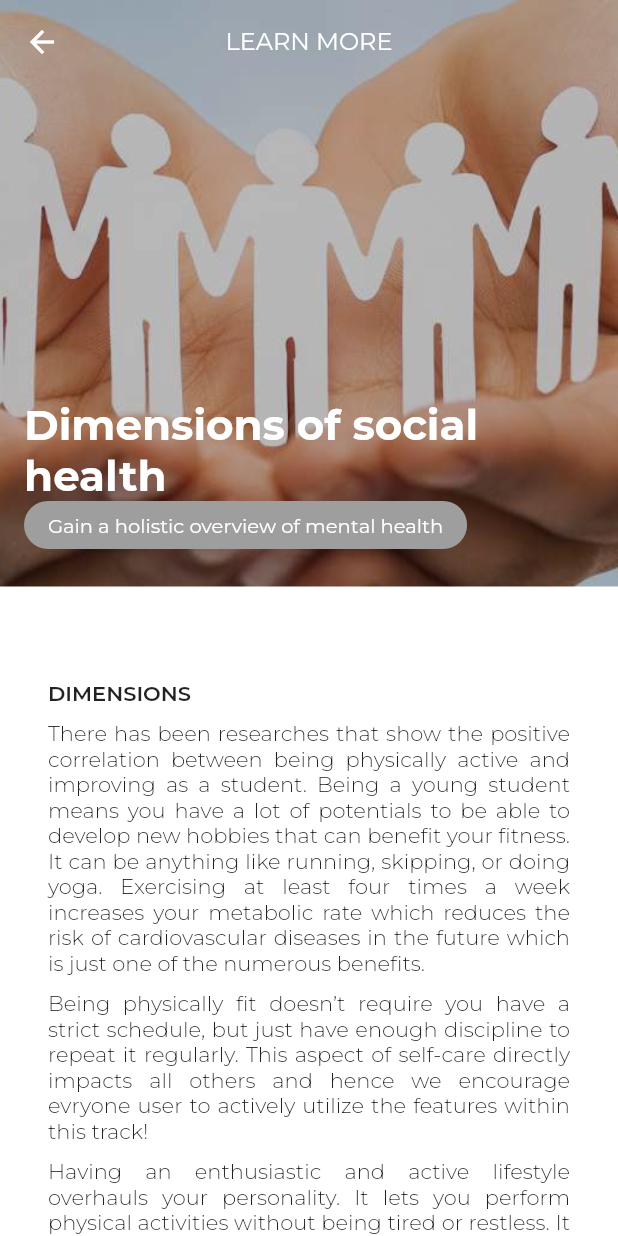
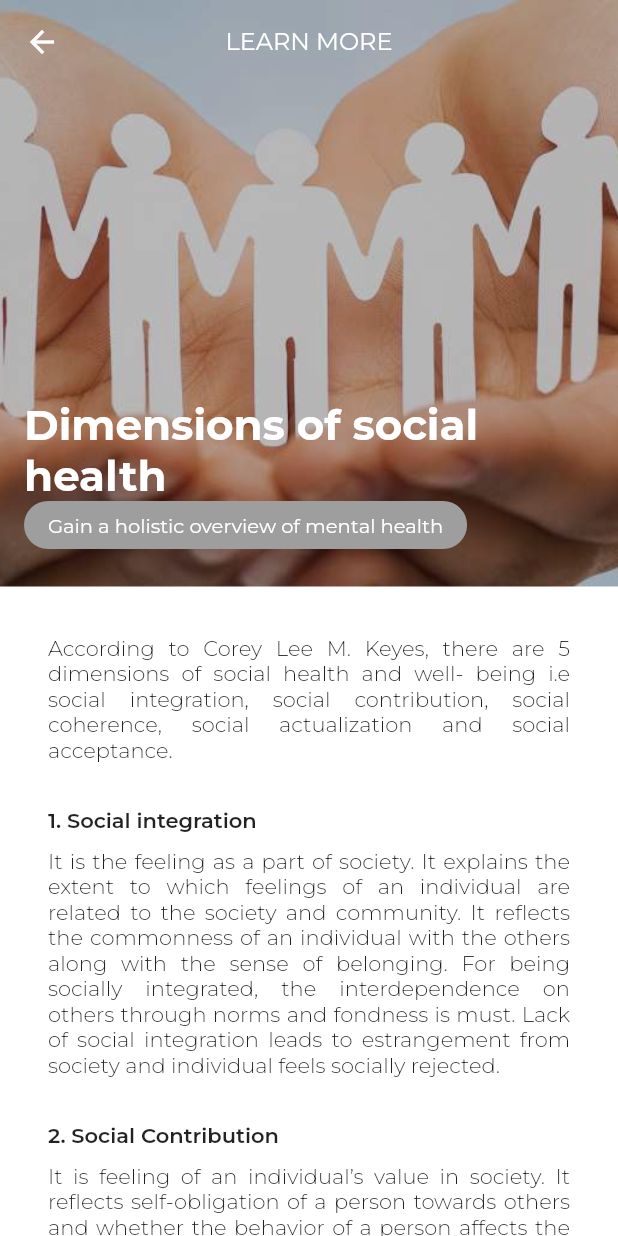
Before and after one commit to SIH-Team-Epione/Flutter-app-Epione, a Flutter app: the FurtherReadSocialScreen screen opened directly with empty values, on a phone screen of 412 x 824 dp. Run offline on Flutter 3.47's test engine with Material 2 defaults, Android fonts, the phone set to English and light mode, and no system bars; our stand-ins replace firebase_auth, firebase_core, flutter_staggered_animations, flutter_svg, font_awesome_flutter, get and 5 more; missing offline and left inert: dialogflow_grpc, flutter_email_sender, maps_launcher, sound_stream; accounts and stored records are empty; project files that could hold a hidden picture were left out.

Commit message:
Dimensions of social health added.

```diff
--- a/lib/screens/learn_more/further_read_social_page.dart
+++ b/lib/screens/learn_more/further_read_social_page.dart
@@ -102,33 +102,75 @@ class _FurtherReadSocialScreenState extends State<FurtherReadSocialScreen> {
 
 //index == 0 means diagnosis and treatment
 List<Widget> list0 = [
+  Text(
+    "According to Corey Lee M. Keyes, there are 5 dimensions of social health and well- being i.e social integration, social contribution, social coherence, social actualization and social acceptance.",
+    textAlign: TextAlign.justify, style: TextStyle(
+      fontWeight: FontWeight.w300,
+      fontSize: 14.0
+  ),),
   const SizedBox(height: 30.0),
-  Text("Dimensions".toUpperCase(), style: TextStyle(
+  Text("1. Social integration", style: TextStyle(
       fontWeight: FontWeight.w600,
       fontSize: 14.0
   ),),
   const SizedBox(height: 10.0),
   Text(
-    "There has been researches that show the positive correlation between being physically active and improving as a student. Being a young student means you have a lot of potentials to be able to develop new hobbies that can benefit your fitness. It can be anything like running, skipping, or doing yoga. Exercising at least four times a week increases your metabolic rate which reduces the risk of cardiovascular diseases in the future which is just one of the numerous benefits.",
+    "It is the feeling as a part of society. It explains the extent to which feelings of an individual are related to the society and community. It reflects the commonness of an individual with the others along with the sense of belonging. For being socially integrated, the interdependence on others through norms and fondness is must. Lack of social integration leads to estrangement from society and individual feels socially rejected.",
     textAlign: TextAlign.justify, style: TextStyle(
       fontWeight: FontWeight.w300,
       fontSize: 14.0
   ),),
+  const SizedBox(height: 30.0),
+  Text("2. Social Contribution", style: TextStyle(
+      fontWeight: FontWeight.w600,
+      fontSize: 14.0
+  ),),
   const SizedBox(height: 10.0),
   Text(
-    "Being physically fit doesn’t require you have a strict schedule, but just have enough discipline to repeat it regularly. This aspect of self-care directly impacts all others and hence we encourage evryone user to actively utilize the features within this track!",
+    "It is feeling of an individual’s value in society. It reflects self-obligation of a person towards others and whether the behavior of a person affects the society as a whole. To contribute socially, an individual must feel responsible to give something valuable to the world. If not able to do so then an individual may feel alienated from the society. As per Erikson, midlife is the period adults can contribute most to the society and shape the coming generation into productive members of society.",
     textAlign: TextAlign.justify, style: TextStyle(
       fontWeight: FontWeight.w300,
       fontSize: 14.0
   ),),
+  const SizedBox(height: 30.0),
+  Text("3. Social coherence", style: TextStyle(
+      fontWeight: FontWeight.w600,
+      fontSize: 14.0
+  ),),
   const SizedBox(height: 10.0),
   Text(
-    "Having an enthusiastic and active lifestyle overhauls your personality. It lets you perform physical activities without being tired or restless. It also ensures that you are mentally fit and stress-free. So here is your cue to embark on your fitness journey while starting your journey with Epione",
+    "It is a state where an individual or a group interact with each other. Interaction among people give rise to new ideas and ability to maintain coherence when faced with undesired and stressful life events.",
     textAlign: TextAlign.justify, style: TextStyle(
       fontWeight: FontWeight.w300,
       fontSize: 14.0
   ),),
-  const SizedBox(height: 20.0),
+  const SizedBox(height: 30.0),
+  Text("4. Social actualization", style: TextStyle(
+      fontWeight: FontWeight.w600,
+      fontSize: 14.0
+  ),),
+  const SizedBox(height: 10.0),
+  Text(
+    "It is positive comfort level with others. There is openness to ideas, efforts and experiences to grow continually. People who can envision this potential in themselves are socially healthy. They realize that they have the ability to make society better and healthier and in turn, they will be the beneficiaries of the social growth.",
+    textAlign: TextAlign.justify, style: TextStyle(
+      fontWeight: FontWeight.w300,
+      fontSize: 14.0
+  ),),
+  const SizedBox(height: 30.0),
+  Text("5. Social acceptance", style: TextStyle(
+      fontWeight: FontWeight.w600,
+      fontSize: 14.0
+  ),),
+  const SizedBox(height: 10.0),
+  Text(
+    "It is the ability of a person to accept the good and tolerate the bad in society. In order to fit in the community, an individual might behave like others around him/her. People exhibit this behavior to feel comfortable in society. An individual with good understanding of self and who accepts both good and bad in self is known to have a good social and mental health. Thus, it can be said that the self-acceptance is necessary for social acceptance of others.",
+    textAlign: TextAlign.justify, style: TextStyle(
+      fontWeight: FontWeight.w300,
+      fontSize: 14.0
+  ),),
+  const SizedBox(height: 30.0),
+
+
 ];
 
 //index == 1 means relevance for students
@@ -223,127 +265,3 @@ List<Widget> list3 = [
   ),),
   const SizedBox(height: 20.0),
 ];
-
-//index == 4 suicide prevention
-List<Widget> list4 = [
-  const SizedBox(height: 30.0),
-  Text("Why is it important for students?".toUpperCase(), style: TextStyle(
-      fontWeight: FontWeight.w600,
-      fontSize: 14.0
-  ),),
-  const SizedBox(height: 10.0),
-  Text(
-    "There has been researches that show the positive correlation between being physically active and improving as a student. Being a young student means you have a lot of potentials to be able to develop new hobbies that can benefit your fitness. It can be anything like running, skipping, or doing yoga. Exercising at least four times a week increases your metabolic rate which reduces the risk of cardiovascular diseases in the future which is just one of the numerous benefits.",
-    textAlign: TextAlign.justify, style: TextStyle(
-      fontWeight: FontWeight.w300,
-      fontSize: 14.0
-  ),),
-  const SizedBox(height: 10.0),
-  Text(
-    "Being physically fit doesn’t require you have a strict schedule, but just have enough discipline to repeat it regularly. This aspect of self-care directly impacts all others and hence we encourage evryone user to actively utilize the features within this track!",
-    textAlign: TextAlign.justify, style: TextStyle(
-      fontWeight: FontWeight.w300,
-      fontSize: 14.0
-  ),),
-  const SizedBox(height: 10.0),
-  Text(
-    "Having an enthusiastic and active lifestyle overhauls your personality. It lets you perform physical activities without being tired or restless. It also ensures that you are mentally fit and stress-free. So here is your cue to embark on your fitness journey while starting your journey with Epione",
-    textAlign: TextAlign.justify, style: TextStyle(
-      fontWeight: FontWeight.w300,
-      fontSize: 14.0
-  ),),
-  const SizedBox(height: 20.0),
-];
-
-//index == 5 types
-List<Widget> list5 = [
-  const SizedBox(height: 30.0),
-  Text("Why is it important for students?".toUpperCase(), style: TextStyle(
-      fontWeight: FontWeight.w600,
-      fontSize: 14.0
-  ),),
-  const SizedBox(height: 10.0),
-  Text(
-    "There has been researches that show the positive correlation between being physically active and improving as a student. Being a young student means you have a lot of potentials to be able to develop new hobbies that can benefit your fitness. It can be anything like running, skipping, or doing yoga. Exercising at least four times a week increases your metabolic rate which reduces the risk of cardiovascular diseases in the future which is just one of the numerous benefits.",
-    textAlign: TextAlign.justify, style: TextStyle(
-      fontWeight: FontWeight.w300,
-      fontSize: 14.0
-  ),),
-  const SizedBox(height: 10.0),
-  Text(
-    "Being physically fit doesn’t require you have a strict schedule, but just have enough discipline to repeat it regularly. This aspect of self-care directly impacts all others and hence we encourage evryone user to actively utilize the features within this track!",
-    textAlign: TextAlign.justify, style: TextStyle(
-      fontWeight: FontWeight.w300,
-      fontSize: 14.0
-  ),),
-  const SizedBox(height: 10.0),
-  Text(
-    "Having an enthusiastic and active lifestyle overhauls your personality. It lets you perform physical activities without being tired or restless. It also ensures that you are mentally fit and stress-free. So here is your cue to embark on your fitness journey while starting your journey with Epione",
-    textAlign: TextAlign.justify, style: TextStyle(
-      fontWeight: FontWeight.w300,
-      fontSize: 14.0
-  ),),
-  const SizedBox(height: 20.0),
-];
-
-//index == 6 meditation
-List<Widget> list6 = [
-  const SizedBox(height: 30.0),
-  Text("Why is it important for students?".toUpperCase(), style: TextStyle(
-      fontWeight: FontWeight.w600,
-      fontSize: 14.0
-  ),),
-  const SizedBox(height: 10.0),
-  Text(
-    "There has been researches that show the positive correlation between being physically active and improving as a student. Being a young student means you have a lot of potentials to be able to develop new hobbies that can benefit your fitness. It can be anything like running, skipping, or doing yoga. Exercising at least four times a week increases your metabolic rate which reduces the risk of cardiovascular diseases in the future which is just one of the numerous benefits.",
-    textAlign: TextAlign.justify, style: TextStyle(
-      fontWeight: FontWeight.w300,
-      fontSize: 14.0
-  ),),
-  const SizedBox(height: 10.0),
-  Text(
-    "Being physically fit doesn’t require you have a strict schedule, but just have enough discipline to repeat it regularly. This aspect of self-care directly impacts all others and hence we encourage evryone user to actively utilize the features within this track!",
-    textAlign: TextAlign.justify, style: TextStyle(
-      fontWeight: FontWeight.w300,
-      fontSize: 14.0
-  ),),
-  const SizedBox(height: 10.0),
-  Text(
-    "Having an enthusiastic and active lifestyle overhauls your personality. It lets you perform physical activities without being tired or restless. It also ensures that you are mentally fit and stress-free. So here is your cue to embark on your fitness journey while starting your journey with Epione",
-    textAlign: TextAlign.justify, style: TextStyle(
-      fontWeight: FontWeight.w300,
-      fontSize: 14.0
-  ),),
-  const SizedBox(height: 20.0),
-];
-
-//index == 7 mindfulness
-List<Widget> list7 = [
-  const SizedBox(height: 30.0),
-  Text("Why is it important for students?".toUpperCase(), style: TextStyle(
-      fontWeight: FontWeight.w600,
-      fontSize: 14.0
-  ),),
-  const SizedBox(height: 10.0),
-  Text(
-    "There has been researches that show the positive correlation between being physically active and improving as a student. Being a young student means you have a lot of potentials to be able to develop new hobbies that can benefit your fitness. It can be anything like running, skipping, or doing yoga. Exercising at least four times a week increases your metabolic rate which reduces the risk of cardiovascular diseases in the future which is just one of the numerous benefits.",
-    textAlign: TextAlign.justify, style: TextStyle(
-      fontWeight: FontWeight.w300,
-      fontSize: 14.0
-  ),),
-  const SizedBox(height: 10.0),
-  Text(
-    "Being physically fit doesn’t require you have a strict schedule, but just have enough discipline to repeat it regularly. This aspect of self-care directly impacts all others and hence we encourage evryone user to actively utilize the features within this track!",
-    textAlign: TextAlign.justify, style: TextStyle(
-      fontWeight: FontWeight.w300,
-      fontSize: 14.0
-  ),),
-  const SizedBox(height: 10.0),
-  Text(
-    "Having an enthusiastic and active lifestyle overhauls your personality. It lets you perform physical activities without being tired or restless. It also ensures that you are mentally fit and stress-free. So here is your cue to embark on your fitness journey while starting your journey with Epione",
-    textAlign: TextAlign.justify, style: TextStyle(
-      fontWeight: FontWeight.w300,
-      fontSize: 14.0
-  ),),
-  const SizedBox(height: 20.0),
-];
```
